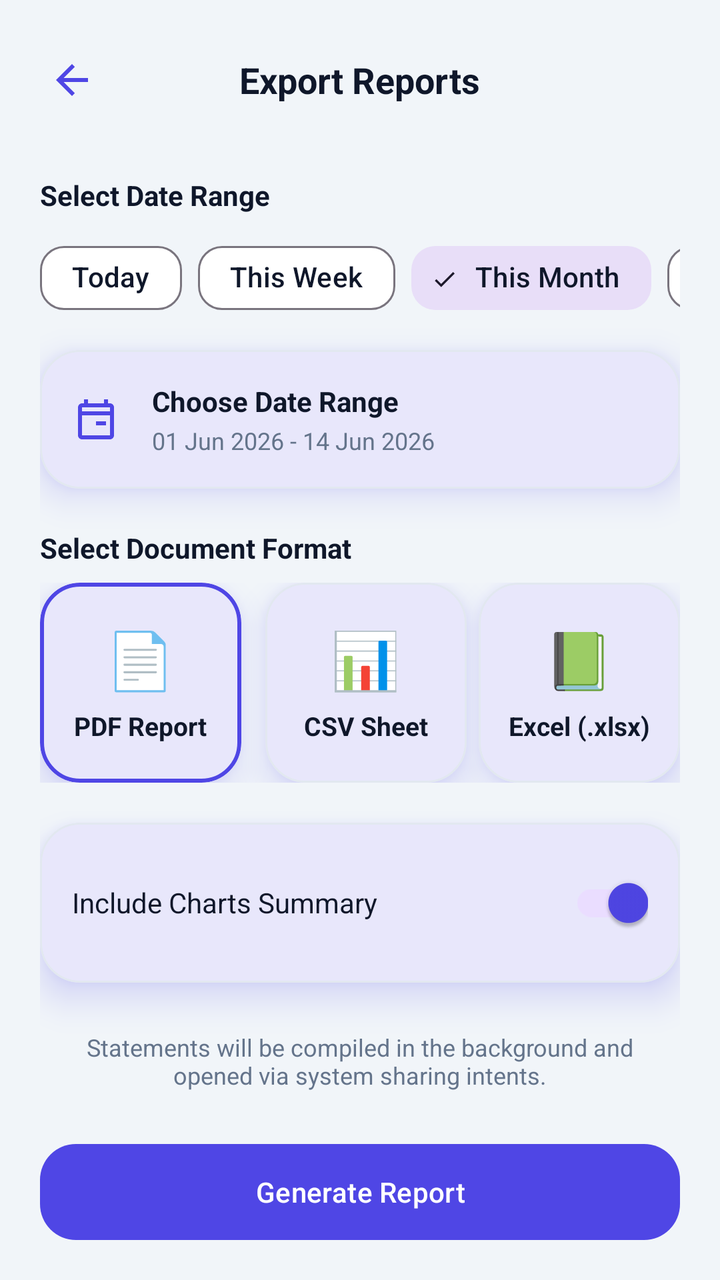
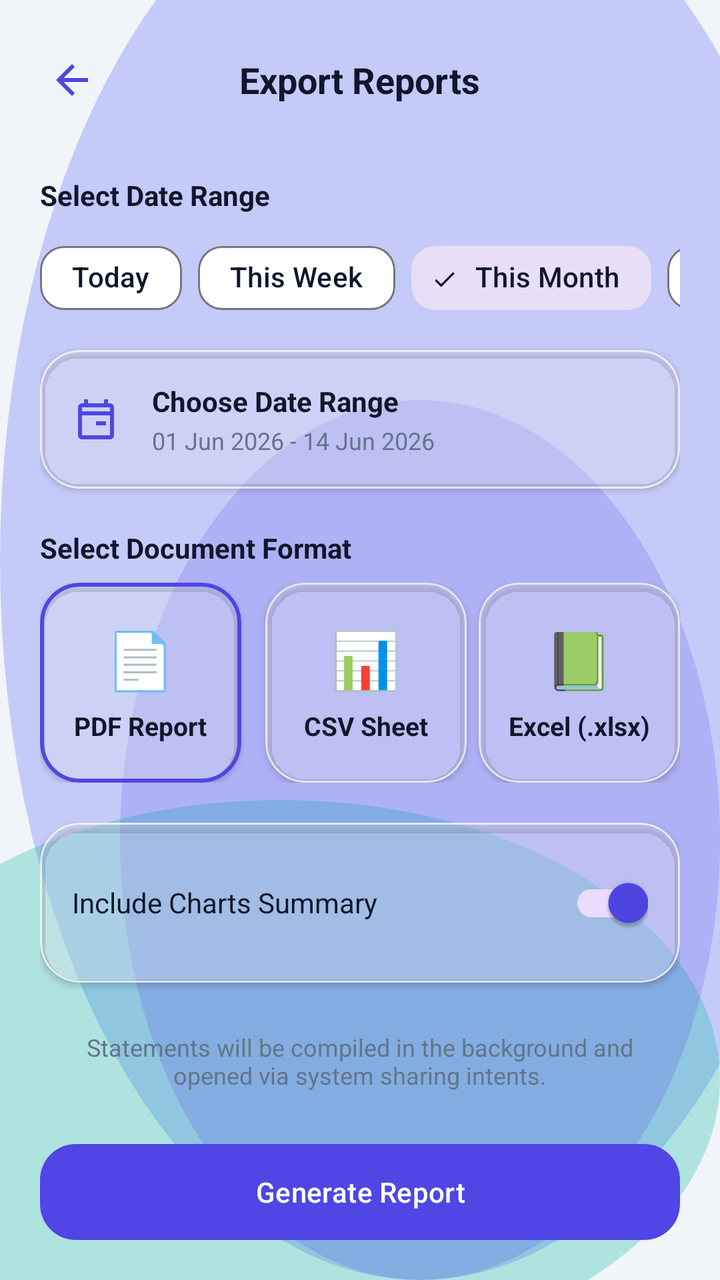

The first picture is an Android layout as it rendered before a commit; the second is the same layout after the commit. The layout source and the unified diff follow.
<!-- AndroidManifest.xml: application theme Theme.MoneyLens -->
<!-- res/layout/activity_export.xml -->
<?xml version="1.0" encoding="utf-8"?>
<androidx.constraintlayout.widget.ConstraintLayout xmlns:android="http://schemas.android.com/apk/res/android"
    xmlns:app="http://schemas.android.com/apk/res-auto"
    xmlns:tools="http://schemas.android.com/tools"
    android:layout_width="match_parent"
    android:layout_height="match_parent"
    android:background="@color/colorBackground">

    
    <RelativeLayout
        android:id="@+id/layoutAppBar"
        android:layout_width="match_parent"
        android:layout_height="56dp"
        android:layout_marginTop="12dp"
        android:paddingHorizontal="16dp"
        app:layout_constraintTop_toTopOf="parent">

        <ImageView
            android:id="@+id/btnBack"
            android:layout_width="40dp"
            android:layout_height="40dp"
            android:layout_centerVertical="true"
            android:padding="8dp"
            android:src="@drawable/ic_back"
            android:background="?attr/selectableItemBackgroundBorderless" />

        <TextView
            android:layout_width="wrap_content"
            android:layout_height="wrap_content"
            android:layout_centerInParent="true"
            android:text="Export Reports"
            android:textColor="@color/colorTextPrimary"
            android:textSize="18sp"
            android:textStyle="bold" />
    </RelativeLayout>

    <androidx.core.widget.NestedScrollView
        android:layout_width="match_parent"
        android:layout_height="0dp"
        android:fillViewport="true"
        app:layout_constraintBottom_toTopOf="@+id/btnExport"
        app:layout_constraintTop_toBottomOf="@+id/layoutAppBar">

        <LinearLayout
            android:layout_width="match_parent"
            android:layout_height="wrap_content"
            android:orientation="vertical"
            android:padding="20dp">

            
            <TextView
                android:layout_width="wrap_content"
                android:layout_height="wrap_content"
                android:text="Select Date Range"
                android:textColor="@color/colorTextPrimary"
                android:textSize="14sp"
                android:textStyle="bold"
                android:layout_marginBottom="8dp" />

            
            <HorizontalScrollView
                android:layout_width="match_parent"
                android:layout_height="wrap_content"
                android:layout_marginBottom="12dp"
                android:scrollbars="none">

                <com.google.android.material.chip.ChipGroup
                    android:id="@+id/chipGroupPresets"
                    android:layout_width="wrap_content"
                    android:layout_height="wrap_content"
                    app:singleLine="true"
                    app:singleSelection="true">

                    <com.google.android.material.chip.Chip
                        android:id="@+id/chipPresetToday"
                        style="@style/ClayChip"
                        android:layout_width="wrap_content"
                        android:layout_height="wrap_content"
                        android:text="Today" />

                    <com.google.android.material.chip.Chip
                        android:id="@+id/chipPresetWeek"
                        style="@style/ClayChip"
                        android:layout_width="wrap_content"
                        android:layout_height="wrap_content"
                        android:text="This Week" />

                    <com.google.android.material.chip.Chip
                        android:id="@+id/chipPresetMonth"
                        style="@style/ClayChip"
                        android:layout_width="wrap_content"
                        android:layout_height="wrap_content"
                        android:text="This Month"
                        android:checked="true" />

                    <com.google.android.material.chip.Chip
                        android:id="@+id/chipPreset30Days"
                        style="@style/ClayChip"
                        android:layout_width="wrap_content"
                        android:layout_height="wrap_content"
                        android:text="Last 30 Days" />

                    <com.google.android.material.chip.Chip
                        android:id="@+id/chipPresetYear"
                        style="@style/ClayChip"
                        android:layout_width="wrap_content"
                        android:layout_height="wrap_content"
                        android:text="This Year" />
                </com.google.android.material.chip.ChipGroup>
            </HorizontalScrollView>

            <com.google.android.material.card.MaterialCardView
                android:id="@+id/cardDateRange"
                style="@style/ClayCard"
                android:layout_width="match_parent"
                android:layout_height="wrap_content"
                android:layout_marginBottom="20dp"
                android:clickable="true"
                android:focusable="true"
                android:foreground="?attr/selectableItemBackground">

                <RelativeLayout
                    android:layout_width="match_parent"
                    android:layout_height="wrap_content"
                    android:padding="16dp">

                    <ImageView
                        android:id="@+id/imgCalendar"
                        android:layout_width="24dp"
                        android:layout_height="24dp"
                        android:layout_centerVertical="true"
                        android:src="@drawable/ic_calendar"
                        app:tint="@color/colorPrimary" />

                    <LinearLayout
                        android:layout_width="match_parent"
                        android:layout_height="wrap_content"
                        android:layout_toEndOf="@+id/imgCalendar"
                        android:layout_marginStart="16dp"
                        android:layout_centerVertical="true"
                        android:orientation="vertical">

                        <TextView
                            android:id="@+id/txtDateRangeLabel"
                            android:layout_width="wrap_content"
                            android:layout_height="wrap_content"
                            android:text="Choose Date Range"
                            android:textColor="@color/colorTextPrimary"
                            android:textSize="14sp"
                            android:textStyle="bold" />

                        <TextView
                            android:id="@+id/txtSelectedRange"
                            android:layout_width="wrap_content"
                            android:layout_height="wrap_content"
                            android:layout_marginTop="2dp"
                            android:text="01 Jun 2026 - 14 Jun 2026"
                            android:textColor="@color/colorTextSecondary"
                            android:textSize="12sp" />
                    </LinearLayout>
                </RelativeLayout>
            </com.google.android.material.card.MaterialCardView>

            
            <TextView
                android:layout_width="wrap_content"
                android:layout_height="wrap_content"
                android:text="Select Document Format"
                android:textColor="@color/colorTextPrimary"
                android:textSize="14sp"
                android:textStyle="bold"
                android:layout_marginBottom="8dp" />

            <LinearLayout
                android:layout_width="match_parent"
                android:layout_height="wrap_content"
                android:orientation="horizontal"
                android:layout_marginBottom="20dp">

                
                <com.google.android.material.card.MaterialCardView
                    android:id="@+id/cardFormatPdf"
                    style="@style/ClayCard"
                    android:layout_width="0dp"
                    android:layout_height="100dp"
                    android:layout_weight="1"
                    android:layout_marginEnd="6dp"
                    android:clickable="true"
                    android:focusable="true"
                    android:foreground="?attr/selectableItemBackground"
                    app:strokeColor="@color/colorPrimary"
                    app:strokeWidth="2dp">

                    <LinearLayout
                        android:layout_width="match_parent"
                        android:layout_height="match_parent"
                        android:orientation="vertical"
                        android:gravity="center"
                        android:padding="12dp">

                        <TextView
                            android:layout_width="wrap_content"
                            android:layout_height="wrap_content"
                            android:text="📄"
                            android:textSize="28sp" />

                        <TextView
                            android:layout_width="wrap_content"
                            android:layout_height="wrap_content"
                            android:layout_marginTop="6dp"
                            android:text="PDF Report"
                            android:textColor="@color/colorTextPrimary"
                            android:textSize="13sp"
                            android:textStyle="bold" />
                    </LinearLayout>
                </com.google.android.material.card.MaterialCardView>

                
                <com.google.android.material.card.MaterialCardView
                    android:id="@+id/cardFormatCsv"
                    style="@style/ClayCard"
                    android:layout_width="0dp"
                    android:layout_height="100dp"
                    android:layout_weight="1"
                    android:layout_marginStart="6dp"
                    android:clickable="true"
                    android:focusable="true"
                    android:foreground="?attr/selectableItemBackground"
                    app:strokeColor="@color/colorCardBorder"
                    app:strokeWidth="1dp">

                    <LinearLayout
                        android:layout_width="match_parent"
                        android:layout_height="match_parent"
                        android:orientation="vertical"
                        android:gravity="center"
                        android:padding="12dp">

                        <TextView
                            android:layout_width="wrap_content"
                            android:layout_height="wrap_content"
                            android:text="📊"
                            android:textSize="28sp" />

                        <TextView
                            android:layout_width="wrap_content"
                            android:layout_height="wrap_content"
                            android:layout_marginTop="6dp"
                            android:text="CSV Sheet"
                            android:textColor="@color/colorTextPrimary"
                            android:textSize="13sp"
                            android:textStyle="bold" />
                    </LinearLayout>
                </com.google.android.material.card.MaterialCardView>

                
                <com.google.android.material.card.MaterialCardView
                    android:id="@+id/cardFormatExcel"
                    style="@style/ClayCard"
                    android:layout_width="0dp"
                    android:layout_height="100dp"
                    android:layout_weight="1"
                    android:layout_marginStart="6dp"
                    android:clickable="true"
                    android:focusable="true"
                    android:foreground="?attr/selectableItemBackground"
                    app:strokeColor="@color/colorCardBorder"
                    app:strokeWidth="1dp">

                    <LinearLayout
                        android:layout_width="match_parent"
                        android:layout_height="match_parent"
                        android:orientation="vertical"
                        android:gravity="center"
                        android:padding="12dp">

                        <TextView
                            android:layout_width="wrap_content"
                            android:layout_height="wrap_content"
                            android:text="📗"
                            android:textSize="28sp" />

                        <TextView
                            android:layout_width="wrap_content"
                            android:layout_height="wrap_content"
                            android:layout_marginTop="6dp"
                            android:text="Excel (.xlsx)"
                            android:textColor="@color/colorTextPrimary"
                            android:textSize="13sp"
                            android:textStyle="bold" />
                    </LinearLayout>
                </com.google.android.material.card.MaterialCardView>
            </LinearLayout>

            
            <com.google.android.material.card.MaterialCardView
                android:id="@+id/cardPdfOptions"
                style="@style/ClayCard"
                android:layout_width="match_parent"
                android:layout_height="wrap_content"
                android:layout_marginBottom="24dp">

                <RelativeLayout
                    android:layout_width="match_parent"
                    android:layout_height="wrap_content"
                    android:padding="16dp">

                    <TextView
                        android:id="@+id/txtIncludeChartsLabel"
                        android:layout_width="wrap_content"
                        android:layout_height="wrap_content"
                        android:layout_centerVertical="true"
                        android:text="Include Charts Summary"
                        android:textColor="@color/colorTextPrimary"
                        android:textSize="14sp" />

                    <com.google.android.material.switchmaterial.SwitchMaterial
                        android:id="@+id/switchIncludeCharts"
                        android:layout_width="wrap_content"
                        android:layout_height="wrap_content"
                        android:layout_alignParentEnd="true"
                        android:layout_centerVertical="true"
                        android:checked="true" />
                </RelativeLayout>
            </com.google.android.material.card.MaterialCardView>

            <TextView
                android:layout_width="match_parent"
                android:layout_height="wrap_content"
                android:text="Statements will be compiled in the background and opened via system sharing intents."
                android:textColor="@color/colorTextSecondary"
                android:textSize="12sp"
                android:gravity="center"
                android:layout_marginHorizontal="16dp"/>

        </LinearLayout>
    </androidx.core.widget.NestedScrollView>

    
    <com.google.android.material.button.MaterialButton
        android:id="@+id/btnExport"
        style="@style/ClayButton"
        android:layout_width="match_parent"
        android:layout_height="wrap_content"
        android:layout_margin="20dp"
        android:text="Generate Report"
        app:layout_constraintBottom_toBottomOf="parent" />

</androidx.constraintlayout.widget.ConstraintLayout>
<!-- resources referenced by this layout -->
<resources>
  <color name="colorBackground">#F1F5F9</color>
  <color name="colorCardBorder">#E2E8F0</color>
  <color name="colorPrimary">#4F46E5</color>
  <color name="colorTextPrimary">#0F172A</color>
  <color name="colorTextSecondary">#64748B</color>
  <style name="ClayButton" parent="Widget.Material3.Button">
          <item name="cornerRadius">@dimen/clay_button_radius</item>
          <item name="android:paddingVertical">14dp</item>
          <item name="backgroundTint">@color/colorPrimary</item>
          <item name="android:textColor">@color/colorOnPrimary</item>
          <item name="iconTint">@color/colorOnPrimary</item>
          <item name="android:elevation">6dp</item>
          <item name="android:outlineSpotShadowColor" tools:targetApi="p">@color/colorPrimaryShadow</item>
          <item name="android:insetTop">0dp</item>
          <item name="android:insetBottom">0dp</item>
      </style>
  <style name="ClayCard" parent="Widget.Material3.CardView.Elevated">
          <item name="cardCornerRadius">@dimen/clay_card_radius</item>
          <item name="cardElevation">10dp</item>
          <item name="android:stateListAnimator">@null</item>
          <item name="strokeColor">@color/colorCardBorder</item>
          <item name="strokeWidth">1dp</item>
          <item name="cardBackgroundColor">@color/colorSurface</item>
          <item name="android:outlineSpotShadowColor" tools:targetApi="p">@color/colorPrimary</item>
          <item name="android:outlineAmbientShadowColor" tools:targetApi="p">@color/colorPrimary</item>
      </style>
  <style name="Theme.MoneyLens" parent="Base.Theme.MoneyLens" />
  <dimen name="clay_button_radius">18dp</dimen>
  <color name="colorOnPrimary">#FFFFFF</color>
  <color name="colorPrimaryShadow">#3730A3</color>
  <dimen name="clay_card_radius">20dp</dimen>
  <color name="colorSurface">#FFFFFF</color>
  <style name="Base.Theme.MoneyLens" parent="Theme.Material3.Light.NoActionBar">
          
          <item name="colorPrimary">@color/colorPrimary</item>
          <item name="colorOnPrimary">@color/colorOnPrimary</item>
          <item name="colorSecondary">@color/colorSecondary</item>
          <item name="colorError">@color/colorDanger</item>
          <item name="android:windowBackground">@color/colorBackground</item>
          <item name="colorSurface">@color/colorSurface</item>
          <item name="android:colorBackground">@color/colorBackground</item>
          <item name="colorOnSurface">@color/colorTextPrimary</item>
  
          
          <item name="android:statusBarColor">@color/colorBackground</item>
          <item name="android:windowLightStatusBar" tools:targetApi="m">true</item>
          <item name="android:navigationBarColor">@color/colorBackground</item>
      </style>
  <color name="colorSecondary">#14B8A6</color>
  <color name="colorDanger">#DC2626</color>
  <!-- unchanged entries left out for length: 3 -->
</resources>

<!-- the commit's change to res/layout/activity_export.xml (unified diff, before → after) -->
@@ -4,7 +4,7 @@
     xmlns:tools="http://schemas.android.com/tools"
     android:layout_width="match_parent"
     android:layout_height="match_parent"
-    android:background="@color/colorBackground">
+    android:background="@drawable/bg_mesh_gradient">
 
     
     <RelativeLayout
<!-- resource entries referenced after the edit -->
@@ -1,39 +1,70 @@
 <!-- resources referenced by this layout -->
 <resources>
   <color name="colorBackground">#F1F5F9</color>
+  <color name="glassMeshOrb1">#66818CF8</color>
+  <color name="glassMeshOrb2">#4D14B8A6</color>
+  <color name="glassMeshOrb3">#334F46E5</color>
   <color name="colorCardBorder">#E2E8F0</color>
   <color name="colorPrimary">#4F46E5</color>
   <color name="colorTextPrimary">#0F172A</color>
   <color name="colorTextSecondary">#64748B</color>
+  <!-- drawable bg_mesh_gradient (drawable) -->
+  <?xml version="1.0" encoding="utf-8"?>
+  <layer-list xmlns:android="http://schemas.android.com/apk/res/android">
+      
+      <item>
+          <shape android:shape="rectangle">
+              <solid android:color="@color/colorBackground" />
+          </shape>
+      </item>
+      
+      <item android:top="-80dp" android:right="-60dp">
+          <shape android:shape="oval">
+              <solid android:color="@color/glassMeshOrb1" />
+              <size android:width="280dp" android:height="280dp" />
+          </shape>
+      </item>
+      
+      <item android:bottom="-40dp" android:left="-80dp" android:top="400dp">
+          <shape android:shape="oval">
+              <solid android:color="@color/glassMeshOrb2" />
+              <size android:width="240dp" android:height="240dp" />
+          </shape>
+      </item>
+      
+      <item android:top="200dp" android:left="60dp">
+          <shape android:shape="oval">
+              <solid android:color="@color/glassMeshOrb3" />
+              <size android:width="200dp" android:height="200dp" />
+          </shape>
+      </item>
+  </layer-list>
   <style name="ClayButton" parent="Widget.Material3.Button">
           <item name="cornerRadius">@dimen/clay_button_radius</item>
           <item name="android:paddingVertical">14dp</item>
           <item name="backgroundTint">@color/colorPrimary</item>
           <item name="android:textColor">@color/colorOnPrimary</item>
           <item name="iconTint">@color/colorOnPrimary</item>
-          <item name="android:elevation">6dp</item>
-          <item name="android:outlineSpotShadowColor" tools:targetApi="p">@color/colorPrimaryShadow</item>
+          <item name="android:elevation">4dp</item>
           <item name="android:insetTop">0dp</item>
           <item name="android:insetBottom">0dp</item>
       </style>
   <style name="ClayCard" parent="Widget.Material3.CardView.Elevated">
           <item name="cardCornerRadius">@dimen/clay_card_radius</item>
-          <item name="cardElevation">10dp</item>
+          <item name="cardElevation">2dp</item>
           <item name="android:stateListAnimator">@null</item>
-          <item name="strokeColor">@color/colorCardBorder</item>
+          <item name="strokeColor">@color/glassCardBorder</item>
           <item name="strokeWidth">1dp</item>
-          <item name="cardBackgroundColor">@color/colorSurface</item>
-          <item name="android:outlineSpotShadowColor" tools:targetApi="p">@color/colorPrimary</item>
-          <item name="android:outlineAmbientShadowColor" tools:targetApi="p">@color/colorPrimary</item>
+          <item name="cardBackgroundColor">@color/glassCardBg</item>
       </style>
   <style name="Theme.MoneyLens" parent="Base.Theme.MoneyLens" />
   <dimen name="clay_button_radius">18dp</dimen>
   <color name="colorOnPrimary">#FFFFFF</color>
-  <color name="colorPrimaryShadow">#3730A3</color>
   <dimen name="clay_card_radius">20dp</dimen>
+  <color name="glassCardBorder">#B3FFFFFF</color>
+  <color name="glassCardBg">#8CFFFFFF</color>
   <color name="colorSurface">#FFFFFF</color>
   <style name="Base.Theme.MoneyLens" parent="Theme.Material3.Light.NoActionBar">
-          
           <item name="colorPrimary">@color/colorPrimary</item>
           <item name="colorOnPrimary">@color/colorOnPrimary</item>
           <item name="colorSecondary">@color/colorSecondary</item>
@@ -44,9 +75,10 @@
           <item name="colorOnSurface">@color/colorTextPrimary</item>
   
           
-          <item name="android:statusBarColor">@color/colorBackground</item>
+          <item name="android:statusBarColor">@android:color/transparent</item>
           <item name="android:windowLightStatusBar" tools:targetApi="m">true</item>
-          <item name="android:navigationBarColor">@color/colorBackground</item>
+          <item name="android:navigationBarColor">@android:color/transparent</item>
+          <item name="android:windowDrawsSystemBarBackgrounds">true</item>
       </style>
   <color name="colorSecondary">#14B8A6</color>
   <color name="colorDanger">#DC2626</color>
